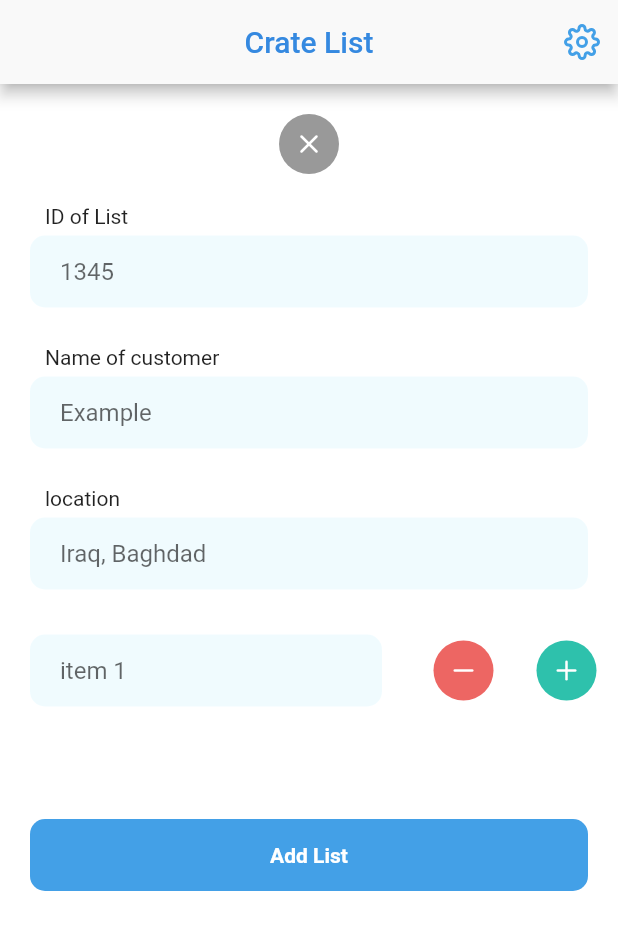
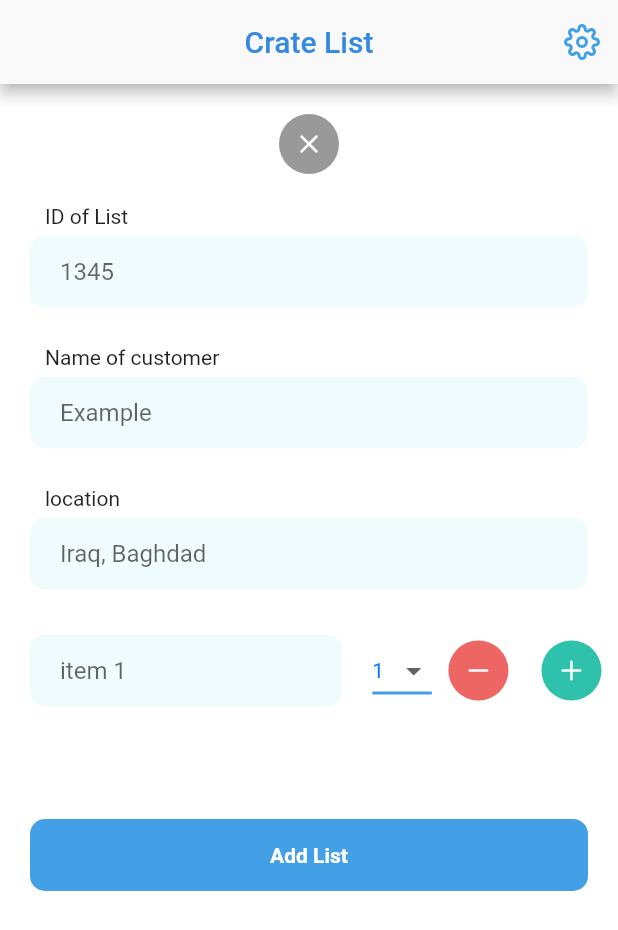
Before and after one commit to Suliman-Ahmed/Khana-Mobile-App, a Flutter app: the AddListPage screen opened directly, after a tap on an icon or button, on a phone screen of 412 x 824 dp. Shown: the top 930 px of the screen. Run offline on Flutter 3.47's test engine with Material 2 defaults, Android fonts, the phone set to English and light mode, and no system bars; our stand-ins replace firebase_auth, firebase_core, flutter_icons, flutter_svg, fluttertoast, get and 4 more; accounts and stored records are empty.

```diff
--- a/lib/Pages/AddList.dart
+++ b/lib/Pages/AddList.dart
@@ -23,12 +23,15 @@ class _AddListPageState extends State<AddListPage> {
   TextEditingController _firstID = TextEditingController();
 
   List<TextEditingController> itemsID = [];
+  List<String> itemsCount = [];
 
   @override
   void initState() {
     super.initState();
     itemsID.add(_firstID);
   }
+
+  var dropdownValue = '1';
 
   int numberOfItem = 1;
   int priceOfItem = 1;
@@ -52,8 +55,7 @@ class _AddListPageState extends State<AddListPage> {
                     icon: Feather.x,
                     color: Color(0xFF999999),
                     function: () {
-                      // TODO: Clear Function
-                      print("Clear Function");
+                      clearList();
                     }),
               ),
               SizedBox(height: 20),
@@ -113,6 +115,13 @@ class _AddListPageState extends State<AddListPage> {
                                     ? _firstID
                                     : itemsID[index])),
                         ////////////////////////////////////////////////////////
+                        /// Number of Items Button
+                        (index == itemsID.length - 1 || index == itemsCount.length)
+                            ? buildDropdownButton(index)
+                            : Text(itemsCount.isNotEmpty
+                                ? itemsCount[index].toString()
+                                : '1'),
+                        ////////////////////////////////////////////////////////
                         /// Minus Button
                         Expanded(
                           child: CustomButton(
@@ -128,24 +137,22 @@ class _AddListPageState extends State<AddListPage> {
                         ),
                         ////////////////////////////////////////////////////////
                         /// Plus Button
-                        // (itemsID.length == 0)
-                        //     ? Expanded(
-                        //         child: CustomButton(
-                        //             icon: Feather.plus,
-                        //             color: CustomColors.green,
-                        //             function: () {
-                        //               setState(() {
-                        //                 print(
-                        //                     "Text = (${itemsID.length == 0 ? _firstID.text : itemsID[index].text})");
-                        //                 TextEditingController item =
-                        //                     TextEditingController();
-                        //                 itemsID.add(itemsID.length == 0
-                        //                     ? _firstID
-                        //                     : item);
-                        //               });
-                        //             }),
-                        //       )
-                        //     : SizedBox(),
+                        (itemsID.length == 0)
+                            ? Expanded(
+                                child: CustomButton(
+                                    icon: Feather.plus,
+                                    color: CustomColors.green,
+                                    function: () {
+                                      setState(() {
+                                        TextEditingController item =
+                                            TextEditingController();
+                                        itemsID.add(itemsID.length == 0
+                                            ? _firstID
+                                            : item);
+                                      });
+                                    }),
+                              )
+                            : SizedBox(),
                         (index == itemsID.length - 1)
                             ? Expanded(
                                 child: CustomButton(
@@ -169,7 +176,6 @@ class _AddListPageState extends State<AddListPage> {
                     color: CustomColors.blue2,
                     borderRadius: BorderRadius.circular(10)),
                 child: FlatButton(
-                  /// TODO: Add List Function
                   onPressed: () => addItemMethod(s),
                   child: Text(
                     'Add List',
@@ -217,6 +223,41 @@ class _AddListPageState extends State<AddListPage> {
     );
   }
 
+  DropdownButton<String> buildDropdownButton(int index) {
+    List<String> numbers = <String>[
+      '1',
+      '2',
+      '3',
+      '4',
+      '5',
+      '6',
+      '7',
+      '8',
+      '9',
+      '10',
+    ];
+    return DropdownButton<String>(
+      value: dropdownValue,
+      elevation: 16,
+      style: TextStyle(color: CustomColors.blue),
+      underline: Container(
+        height: 2,
+        color: CustomColors.blue2,
+      ),
+      onChanged: (String newValue) {
+        setState(() {
+          dropdownValue = newValue;
+        });
+      },
+      items: numbers.map<DropdownMenuItem<String>>((String value) {
+        return DropdownMenuItem<String>(
+          value: value,
+          child: Text(value),
+        );
+      }).toList(),
+    );
+  }
+
   void addField(s, index) async {
     Directory path = await getApplicationDocumentsDirectory();
     File file = File(path.path + "/khana_storage.json");
@@ -229,6 +270,7 @@ class _AddListPageState extends State<AddListPage> {
           print(
               "Text = (${itemsID.length == 0 ? _firstID.text : itemsID[index].text})");
           TextEditingController item = TextEditingController();
+          itemsCount.add(dropdownValue);
           itemsID.add(item);
         });
       } else {
@@ -296,6 +338,8 @@ class _AddListPageState extends State<AddListPage> {
     } catch (e) {
       print('can not write $e');
     }
+
+    clearList();
   }
 
   CircleAvatar CustomButton({IconData icon, Color color, function}) {
@@ -307,6 +351,21 @@ class _AddListPageState extends State<AddListPage> {
             function();
           }),
     );
+  }
+
+  void clearList() {
+    setState(() {
+      _listID.text = '';
+      _listName.text = '';
+      _listLocation.text = '';
+      if (itemsID != null) {
+        itemsID.clear();
+      }
+      if (itemsCount != null) {
+        itemsCount.clear();
+      }
+      dropdownValue = '1';
+    });
   }
 
   Container textField({String hint, TextEditingController controller}) {
--- a/lib/Pages/MainPage.dart
+++ b/lib/Pages/MainPage.dart
@@ -39,7 +39,10 @@ class _MainPageState extends State<MainPage> {
       builder: (s) {
         bool lang = s.lang;
         return Scaffold(
-          body: pages.elementAt(selectedIndex),
+          body: IndexedStack(
+            index: selectedIndex,
+            children: pages,
+          ),
           bottomNavigationBar: BottomNavigationBar(
             items: bottomItems,
             showUnselectedLabels: false,
```
Also changed, not shown: lib/Pages/AddItem.dart (+12 -5 lines), lib/Pages/ShowList.dart (+10 -4 lines), lib/controllers/theme_controller.dart (+9 -2 lines).
